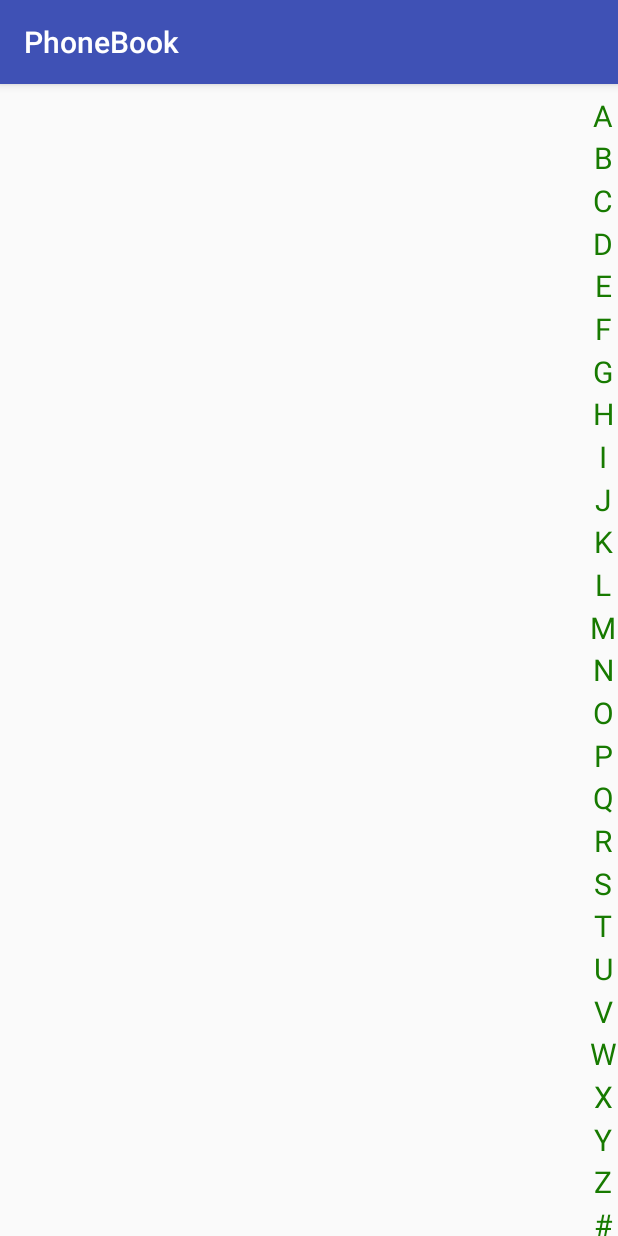
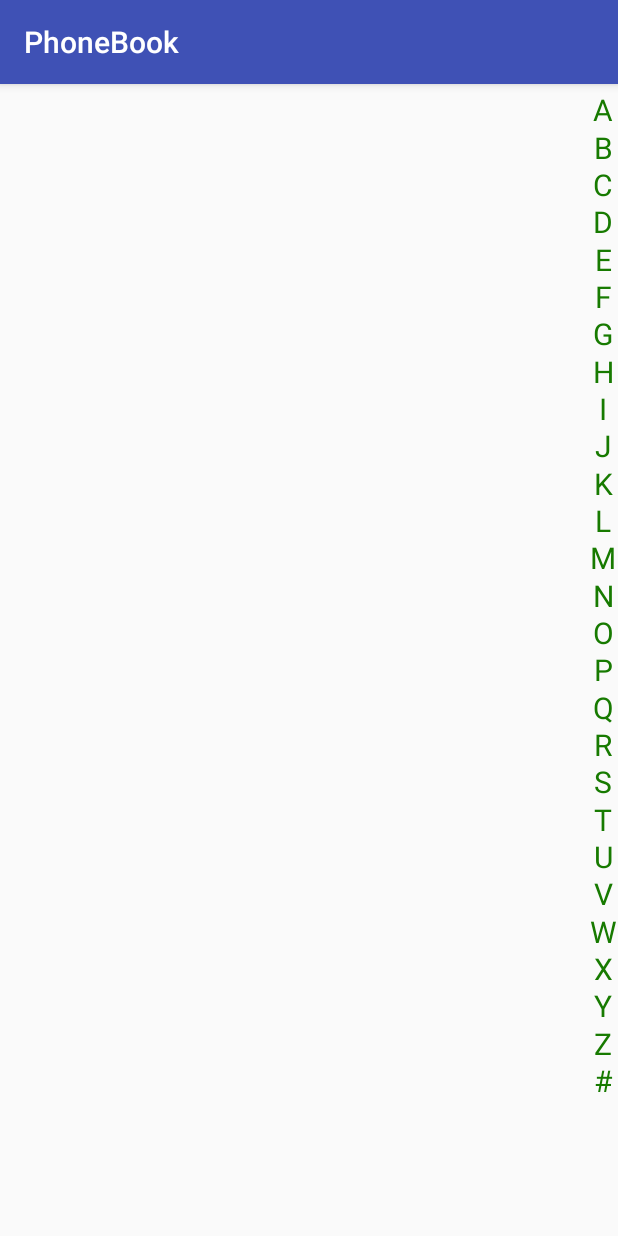
Before and after one commit to Modernchar/PhoneBook, an Android app: the fragment ContactsFragment shown on its own in the app's theme, on a phone screen of 412 x 824 dp. Run offline under Robolectric (Android 15) with nearby library versions, the phone set to English and light mode, and no system bars.

Commit message:
change LetterListView

```diff
--- a/app/src/main/java/cn/edu/scut/phonebook/ContactsFragment.java
+++ b/app/src/main/java/cn/edu/scut/phonebook/ContactsFragment.java
@@ -3,6 +3,7 @@ package cn.edu.scut.phonebook;
 import android.app.Activity;
 import android.content.Context;
 import android.os.Bundle;
+import android.os.Handler;
 import android.support.annotation.Nullable;
 import android.support.v4.app.Fragment;
 import android.util.Log;
@@ -10,12 +11,15 @@ import android.view.LayoutInflater;
 import android.view.MotionEvent;
 import android.view.View;
 import android.view.ViewGroup;
+import android.widget.TextView;
 
 
-public class ContactsFragment extends Fragment {
+public class ContactsFragment extends Fragment implements LetterListView.LetterListViewListener{
 
     public LetterListView letterListView;
     private Activity currentActivity;
+    private TextView TextTip;
+    private Handler handler;
 
     //有这样一种说法，Fragment的生命周期里，只有在onAttach()和onDetach()之间的时候getActivity()方法才不会返回null
     //emmmm但似乎依然会返回null 2018.4.8 1:05
@@ -28,6 +32,7 @@ public class ContactsFragment extends Fragment {
         {
             Log.i("unexpected", "In onAttach:currentActivity is null");
         }
+        handler  = new Handler();
     }
 
     //这是个废弃的办法，只能用在Api 23以下的安卓版本中
@@ -45,8 +50,6 @@ public class ContactsFragment extends Fragment {
         //加载布局
         View view = inflater.inflate(R.layout.contactslayout, container, false);
 
-
-
         return view;
 
     }
@@ -63,24 +66,30 @@ public class ContactsFragment extends Fragment {
             Log.i("unexpected", "currentActivity is null");
         }
         letterListView = (LetterListView) currentActivity.findViewById(R.id.LetterListView);
-        if (letterListView != null) {
-            letterListView.setOnTouchListener(new View.OnTouchListener() {
-                @Override
-                public boolean onTouch(View view, MotionEvent motionEvent) {
-                    Log.i("onTouch", "action:" + motionEvent.getAction());
-                    return false;
-                }
-            });
-        }
-        else{
-            Log.d("unexpected","letterListView is null");
-        }
+        letterListView.setLetterListViewListener(this);
+
+        TextTip = currentActivity.findViewById(R.id.TextTipView);
     }
 
     @Override
-    public void onStart() {
-        super.onStart();
+    public void wordChange(String letter) {
+        Log.i("wordChange","current letter:"+letter);
+        updateTextTip(letter);
+    }
 
+    public void updateTextTip(String letter)
+    {
+        Log.i("updataTextTip","current letter:"+letter);
+        TextTip.setText(letter);
+        TextTip.setVisibility(View.VISIBLE);
 
+        handler.removeCallbacksAndMessages(null);
+        //500ms后让tv隐藏
+        handler.postDelayed(new Runnable() {
+            @Override
+            public void run() {
+                TextTip.setVisibility(View.GONE);
+            }
+        }, 200);
     }
 }
--- a/app/src/main/java/cn/edu/scut/phonebook/LetterListView.java
+++ b/app/src/main/java/cn/edu/scut/phonebook/LetterListView.java
@@ -20,15 +20,18 @@ public class LetterListView extends View {
     public static String[] LetterList = {"A", "B", "C", "D", "E", "F", "G", "H", "I", "J", "K", "L", "M", "N", "O", "P", "Q", "R", "S", "T",
             "U", "V", "W", "X", "Y", "Z", "#"};//所有字母
     boolean showBackground = false;
-    private Paint paint = new Paint();//画笔
-    private Paint rectPaint = new Paint();
+    private Paint paint = new Paint();//字画笔
+    private Paint circlePaint = new Paint();//圆画笔
     private int currentChooseLetterIndex = -1;
 
     private OnTouchListener onTouchListener;
+    private LetterListViewListener letterListViewListener;
 
-    private float rectWidth;
+    private float SpaceWidth; //尾部留白距离
     private float singleHeight;
+
     private TextView TextTip;
+
 
     //新写的构造函数们
     public LetterListView(Context context, AttributeSet attrs, int defStyle) {
@@ -47,8 +50,8 @@ public class LetterListView extends View {
     }
 
     private void init() {
-        rectPaint.setColor(Color.parseColor("#CCCCCC"));
-        rectWidth = paint.measureText("#");
+        circlePaint.setColor(Color.parseColor("#DDDDDD"));
+
         //TextTip = findViewById(R.id.TextTipView);
         if(TextTip!=null)
         {
@@ -68,90 +71,93 @@ public class LetterListView extends View {
         if (showBackground) {
             canvas.drawColor(Color.parseColor("#CC0000"));
         }
-        int height = getHeight();// 获取对应高度
-        int width = getWidth(); // 获取对应宽度
 
-        Log.i("height", "height:" + height);
-        Log.i("width", "width:" + width);
 
-        // 获取每一个字母的高度
-        singleHeight = (height * 1f) / LetterList.length; //获取单字最大高度
-        //singleHeight = (height * 1f - singleHeight / 3) / LetterList.length; //设置字间总间距为
+        int height = getHeight();// 获取组件高度
+        int width = getWidth(); // 获取组件宽度
+
+        SpaceWidth = height / 8f ;
+        singleHeight = (height * 1f - SpaceWidth) / LetterList.length; //获取单字最大高度
+
         for (int i = 0; i < LetterList.length; i++) {
             paint.setColor(Color.rgb(23, 122, 0));
-            // paint.setColor(Color.WHITE);
             paint.setTypeface(Typeface.DEFAULT);//设置字体样式
             paint.setAntiAlias(true);//抗锯齿
             paint.setTextSize(30);
+
+            float xPos = width / 2 - paint.measureText(LetterList[i]) / 2;
+            float yPos = singleHeight * (i+1);
+
+            float xCircle = width/2;
+            float yCircle = singleHeight * (i+1) - paint.measureText(LetterList[i])/2;
             // 选中的状态
             if (i == currentLetter) {
+                canvas.drawCircle(xCircle,yCircle,30,circlePaint);
                 paint.setColor(Color.parseColor("#c60000")); //选中的字体为红色
                 paint.setFakeBoldText(true); //字体加粗
             }
             // x坐标等于中间-字符串宽度的一半.
             // 坐标锚点为字母的左下角
-            float xPos = width / 2 - paint.measureText(LetterList[i]) / 2;
-            float yPos = singleHeight * i + singleHeight;
+
             canvas.drawText(LetterList[i], xPos, yPos, paint);
             paint.reset();// 重置画笔
         }
 
     }
 
-
-    @Override
-    public boolean dispatchTouchEvent(MotionEvent event) {
-        final int action = event.getAction();
-        final float y = event.getY();// 点击y坐标
-        final int oldChoose = currentLetter;
-        //final OnTouchListener listener;
-
-        final int chooseLetterIndex = (int) (y / getHeight() * LetterList.length);// 点击y坐标所占总高度的比例*b数组的长度就等于点击b中的个数.
-
-        switch (action) {
-            case MotionEvent.ACTION_UP:
-                //setBackgroundDrawable(new ColorDrawable(0x00000000));
-                currentLetter = -1;//
-                invalidate();//重绘
-                if (TextTip != null) {
-                    TextTip.setVisibility(View.INVISIBLE);
-                }
-                break;
-            // 除开松开事件的任何触摸事件
-            default:
-                //setBackgroundResource(R.drawable.sidebar_background);
-
-                //Log.i("TextTip","otherMotionEvent");
-                if (oldChoose != chooseLetterIndex) {
-                    if (chooseLetterIndex >= 0 && chooseLetterIndex < LetterList.length) {
-
-                        Log.i("MotionEvent","now:"+LetterList[chooseLetterIndex]);
-                        if (TextTip != null) {
-                            TextTip.setText(LetterList[chooseLetterIndex]);
-                            TextTip.setVisibility(View.VISIBLE);
-                            // 动态改变文字dialog的位置
-                            //int right = TextTip.getLeft();
-                            //TextTip.setX(right / 2 * 3);
-                            /*
-                            if (chooseLetterIndex > 24) {
-                                TextTip.setY(singleHeight * 24);
-                            } else {
-                                TextTip.setY(singleHeight * chooseLetterIndex);
-                            }
-                            */
-                            //变色
-                            //TextTip.setBackground(getContext().getResources().getDrawable(dialogColor[c / 6]));
-                        }
-
-                        currentLetter = chooseLetterIndex;
-                        invalidate();//重绘
-                    }
-                }
-
-                break;
-        }
-        return true;
-    }
+    //   @Override
+//    public boolean dispatchTouchEvent(MotionEvent event) {
+//        final int action = event.getAction();
+//        final float y = event.getY();// 点击y坐标
+//        final int oldChoose = currentLetter;
+//        //final OnTouchListener listener;
+//
+//        final int chooseLetterIndex = (int) (y / getHeight() * LetterList.length);// 点击y坐标所占总高度的比例*b数组的长度就等于点击b中的个数.
+//
+//        switch (action) {
+//            case MotionEvent.ACTION_UP:
+//                //setBackgroundDrawable(new ColorDrawable(0x00000000));
+//                currentLetter = -1;//
+//                invalidate();//重绘
+//                if (TextTip != null) {
+//                    TextTip.setVisibility(View.INVISIBLE);
+//                }
+//                break;
+//            // 除开松开事件的任何触摸事件
+//            default:
+//                //setBackgroundResource(R.drawable.sidebar_background);
+//
+//                //Log.i("TextTip","otherMotionEvent");
+//                if (oldChoose != chooseLetterIndex) {
+//                    if (chooseLetterIndex >= 0 && chooseLetterIndex < LetterList.length) {
+//
+//                        Log.i("MotionEvent","now:"+LetterList[chooseLetterIndex]);
+//                        if (TextTip != null) {
+//                            TextTip.setText(LetterList[chooseLetterIndex]);
+//                            TextTip.setVisibility(View.VISIBLE);
+//                            // 动态改变文字dialog的位置
+//                            //int right = TextTip.getLeft();
+//                            //TextTip.setX(right / 2 * 3);
+//                            /*
+//                            if (chooseLetterIndex > 24) {
+//                                TextTip.setY(singleHeight * 24);
+//                            } else {
+//                                TextTip.setY(singleHeight * chooseLetterIndex);
+//                            }
+//                            */
+//                            //变色
+//                            //TextTip.setBackground(getContext().getResources().getDrawable(dialogColor[c / 6]));
+//                        }
+//
+//                        currentLetter = chooseLetterIndex;
+//                        invalidate();//重绘
+//                    }
+//                }
+//
+//                break;
+//        }
+//        return true;
+//    }
 
 
     /**
@@ -167,8 +173,26 @@ public class LetterListView extends View {
         switch (event.getAction()) {
             case MotionEvent.ACTION_DOWN:
             case MotionEvent.ACTION_MOVE: {
+                Log.i("onTouchEvent","Action:"+event.getAction());
                 float y = getY();//获取Y坐标
+
+                final int chooseLetterIndex = (int) (y / (getHeight() - SpaceWidth) * LetterList.length);
+
+                if (chooseLetterIndex != currentLetter) {
+                    currentLetter = chooseLetterIndex;
+                }
+
+                if (letterListViewListener != null && 0 <= currentLetter && currentLetter < LetterList.length) {
+                    letterListViewListener.wordChange(LetterList[chooseLetterIndex]);
+                }
+                invalidate();//重绘
+
+
+                break;
             }
+
+            case MotionEvent.ACTION_UP:
+                break;
         }
 
         return true;
@@ -179,6 +203,19 @@ public class LetterListView extends View {
         return LetterList[currentLetter];
     }
 
+    //自定义的监听器
+    public interface LetterListViewListener
+    {
+        public void wordChange(String letter);
+
+    }
+
+    //设置监听器
+    public void setLetterListViewListener(LetterListViewListener letterListViewListener)
+    {
+        this.letterListViewListener = letterListViewListener;
+    }
+
 
 
 }
--- a/app/src/main/res/layout/contactslayout.xml
+++ b/app/src/main/res/layout/contactslayout.xml
@@ -15,14 +15,18 @@
         <cn.edu.scut.phonebook.LetterListView
             android:id="@+id/LetterListView"
             android:layout_width="20dp"
-            android:layout_height="match_parent"
+            android:layout_height="wrap_content"
+
             android:layout_alignParentRight="true"/>
 
         <TextView
             android:id="@+id/TextTipView"
-            android:layout_width="wrap_content"
-            android:layout_height="wrap_content"
-            android:layout_centerInParent="true" />
+            android:layout_width="80dp"
+            android:layout_height="80dp"
+            android:layout_centerVertical="true"
+            android:layout_centerHorizontal="true"
+            android:textSize="50dp"
+            android:textColor="#565656"/>
 
 
     </RelativeLayout>
```
